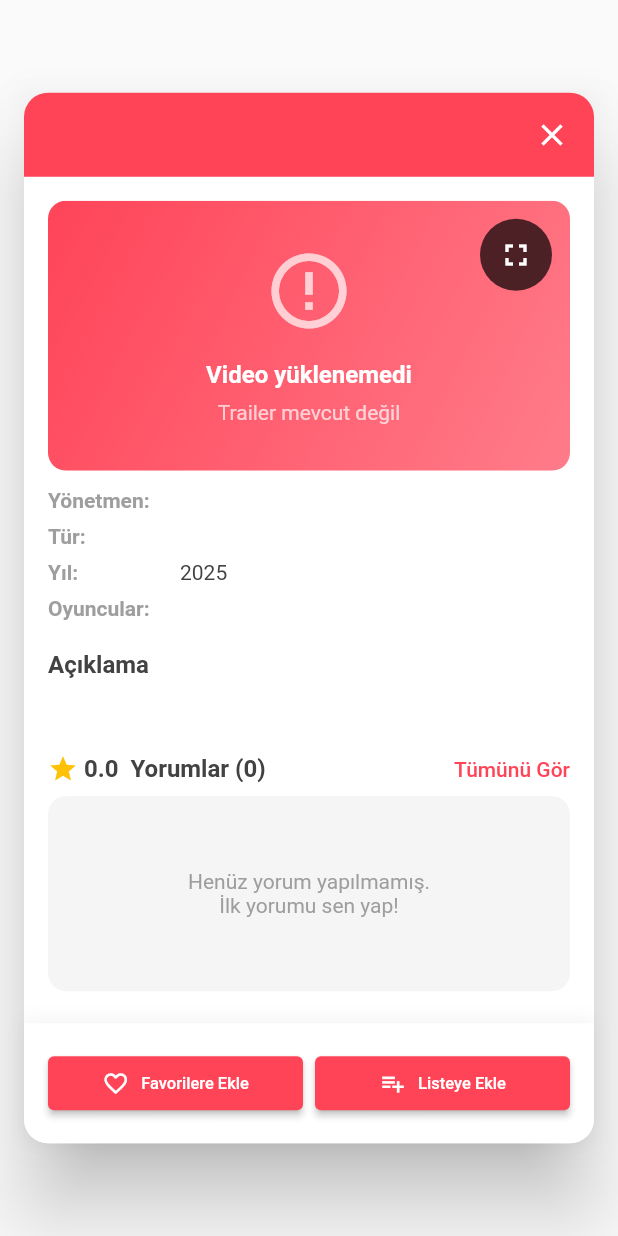
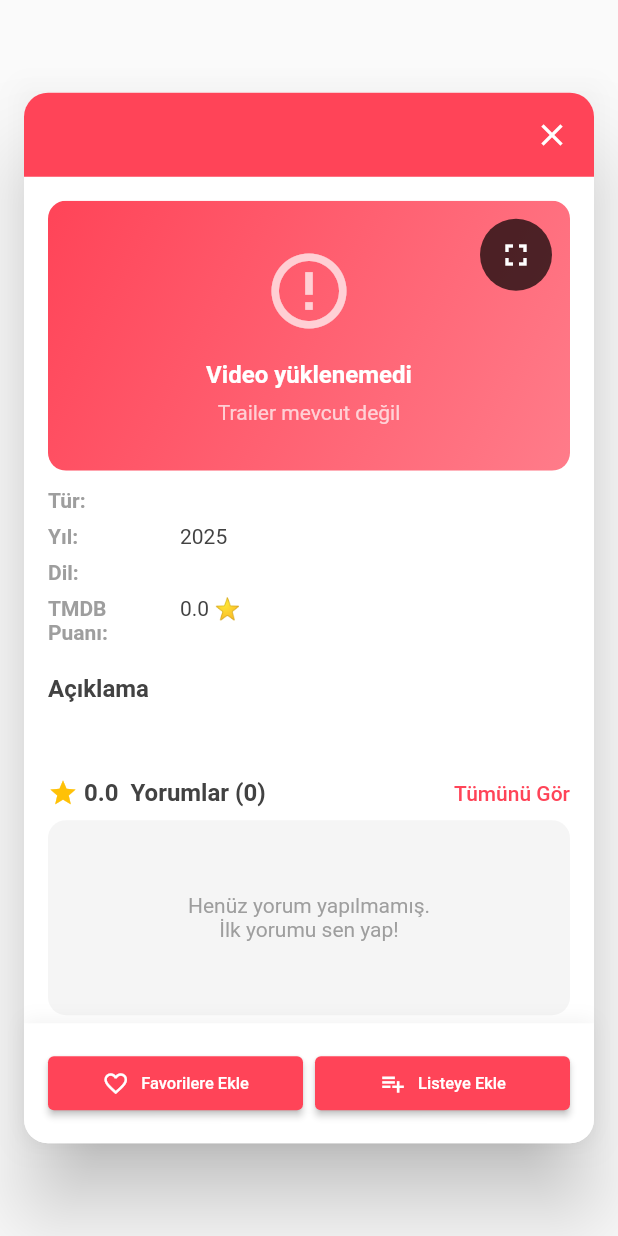
Before and after one commit to m6rt/Filmatch-filmgrid-, a Flutter app: the MovieDetailModal widget shown alone on an empty page, opened directly with empty values, on a phone screen of 412 x 824 dp. Run offline on Flutter 3.47's test engine with Material 3 defaults, Android fonts, the phone set to English and light mode, and no system bars; our stand-ins replace cloud_firestore, connectivity_plus, device_preview, firebase_auth, firebase_core, firebase_storage and 6 more; missing offline and left inert: firebase_ui_auth; accounts and stored records are empty.

Commit message:
Movie cards updated

```diff
--- a/lib/widgets/movie_detail_modal.dart
+++ b/lib/widgets/movie_detail_modal.dart
@@ -247,12 +247,15 @@ class _MovieDetailModalState extends State<MovieDetailModal> {
                               ),
 
                             // Movie Info
-                            _buildInfoRow('Yönetmen', widget.movie.director),
                             _buildInfoRow('Tür', widget.movie.genre.join(', ')),
                             _buildInfoRow('Yıl', widget.movie.year.toString()),
                             _buildInfoRow(
-                              'Oyuncular',
-                              widget.movie.cast.take(3).join(', '),
+                              'Dil',
+                              widget.movie.originalLanguage.toUpperCase(),
+                            ),
+                            _buildInfoRow(
+                              'TMDB Puanı',
+                              '${widget.movie.voteAverage.toStringAsFixed(1)} ⭐',
                             ),
 
                             const SizedBox(height: 12),
@@ -268,7 +271,7 @@ class _MovieDetailModalState extends State<MovieDetailModal> {
                             ),
                             const SizedBox(height: 6),
                             Text(
-                              widget.movie.description,
+                              widget.movie.overview,
                               style: TextStyle(
                                 fontSize: 14,
                                 color: AppTheme.darkGrey,
```
Also changed, not shown: lib/features/swipe/widgets/movie_card.dart (+46 -13 lines).
